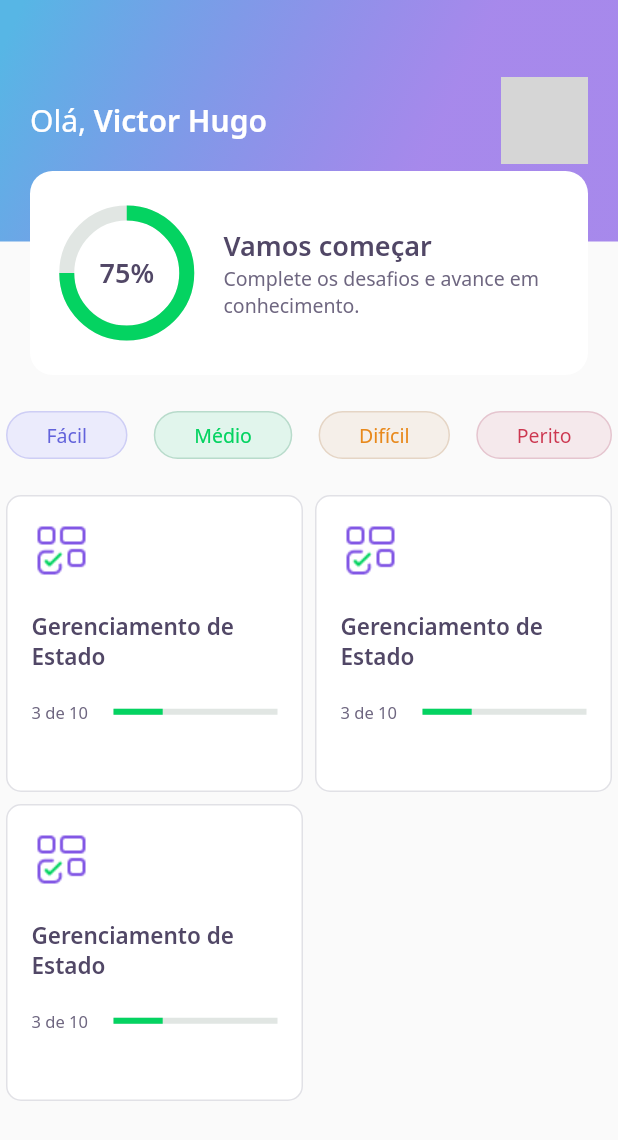
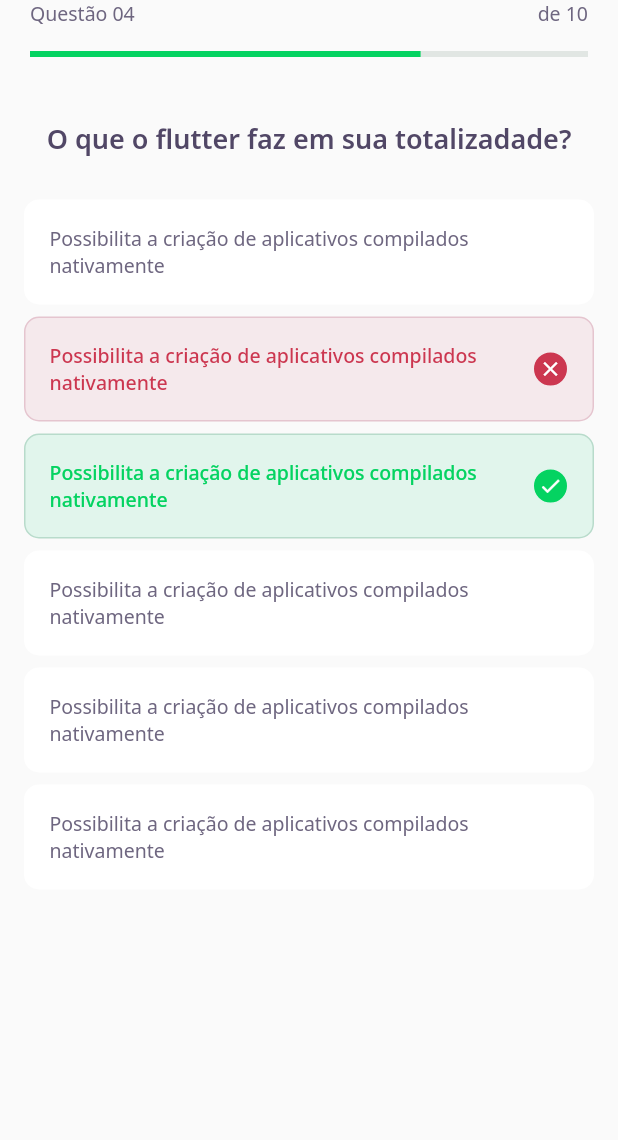
Before and after one commit to victorhugolgr/flutter-quiz-dev, a Flutter app: the screen it shows after launch, on a phone screen of 412 x 824 dp. Shown: the top 1140 px of the screen. Run offline on Flutter 3.47's test engine with Material 2 defaults, Android fonts, the phone set to English and light mode, and no system bars; our stand-ins replace google_fonts; grey boxes are pictures that could not be loaded.

Commit message:
create challenge page

```diff
--- /dev/null
+++ b/lib/challenge/challenge_page.dart
@@ -0,0 +1,27 @@
+import 'package:flutter/material.dart';
+
+import 'widget/question_indicatior/question_indicatior_widget.dart';
+import 'widget/quiz/quiz_widget.dart';
+
+class ChallengePage extends StatefulWidget {
+  ChallengePage({Key? key}) : super(key: key);
+
+  @override
+  _ChallengePageState createState() => _ChallengePageState();
+}
+
+class _ChallengePageState extends State<ChallengePage> {
+  @override
+  Widget build(BuildContext context) {
+    return Scaffold(
+      appBar: PreferredSize(
+        preferredSize: Size.fromHeight(80),
+        child: SafeArea(
+          top: true,
+          child: QuestionIndicatiorWidget(),
+        ),
+      ),
+      body: QuizWidget(title: "O que o flutter faz em sua totalizadade?"),
+    );
+  }
+}
--- /dev/null
+++ b/lib/challenge/widget/awnser/awnser_widget.dart
@@ -0,0 +1,79 @@
+import 'package:flutter/material.dart';
+
+import '../../../core/app_colors.dart';
+import '../../../core/core.dart';
+
+class AwnserWidget extends StatelessWidget {
+  final String title;
+  final bool isRight;
+  final bool isSelected;
+
+  const AwnserWidget({
+    Key? key,
+    required this.title,
+     this.isRight=false,
+     this.isSelected =false,
+  }) : super(key: key);
+
+  Color get _selectedColorRight =>
+      isRight ? AppColors.darkGreen : AppColors.darkRed;
+
+  Color get _selectedBorderRight =>
+      isRight ? AppColors.lightGreen : AppColors.lightRed;
+
+  Color get _selectedColorCardRight =>
+      isRight ? AppColors.lightGreen : AppColors.lightRed;
+
+  Color get _selectedBorderCardRight =>
+      isRight ? AppColors.green : AppColors.red;
+
+  TextStyle get _selectedTextStyleRight =>
+      isRight ? AppTextStyles.bodyDarkGreen : AppTextStyles.bodyDarkRed;
+
+  IconData get _selectedIconRight => isRight ? Icons.check : Icons.close;
+
+  @override
+  Widget build(BuildContext context) {
+    return Padding(
+      padding: const EdgeInsets.symmetric(horizontal: 16, vertical: 4),
+      child: Container(
+        padding: const EdgeInsets.all(16),
+        decoration: BoxDecoration(
+            color: isSelected ? _selectedColorCardRight : AppColors.white,
+            borderRadius: BorderRadius.circular(10),
+            border: Border.fromBorderSide(BorderSide(
+                color:
+                    isSelected ? _selectedBorderCardRight : AppColors.white))),
+        child: Row(
+          mainAxisAlignment: MainAxisAlignment.spaceBetween,
+          children: [
+            Expanded(
+                child: Text(
+              title,
+              style: isSelected ? _selectedTextStyleRight : AppTextStyles.body,
+            )),
+            Container(
+              width: 24,
+              height: 24,
+              decoration: BoxDecoration(
+                color: isSelected ? _selectedColorRight : AppColors.white,
+                borderRadius: BorderRadius.circular(500),
+                border: Border.fromBorderSide(BorderSide(
+                    color: isSelected
+                        ? _selectedBorderRight
+                        : AppColors.white)),
+              ),
+              child: isSelected
+                  ? Icon(
+                      _selectedIconRight,
+                      size: 16,
+                      color: Colors.white,
+                    )
+                  : null,
+            )
+          ],
+        ),
+      ),
+    );
+  }
+}
--- /dev/null
+++ b/lib/challenge/widget/question_indicatior/question_indicatior_widget.dart
@@ -0,0 +1,34 @@
+import 'package:flutter/material.dart';
+
+import '../../../core/core.dart';
+import '../../../shared/widgets/progress_indicator/progress_indicator_widget.dart';
+
+class QuestionIndicatiorWidget extends StatelessWidget {
+  const QuestionIndicatiorWidget({Key? key}) : super(key: key);
+
+  @override
+  Widget build(BuildContext context) {
+    return Container(
+      padding: const EdgeInsets.symmetric(horizontal: 20),
+      child: Column(
+        children: [
+          Row(
+            mainAxisAlignment: MainAxisAlignment.spaceBetween,
+            children: [
+              Text(
+                "Questão 04",
+                style: AppTextStyles.body,
+              ),
+              Text(
+                " de 10",
+                style: AppTextStyles.body,
+              ),
+            ],
+          ),
+          SizedBox(height: 16),
+          ProgressIndicatorWidget(value: 0.7)
+        ],
+      ),
+    );
+  }
+}
--- /dev/null
+++ b/lib/challenge/widget/quiz/quiz_widget.dart
@@ -0,0 +1,30 @@
+import 'package:flutter/material.dart';
+
+import '../../../core/core.dart';
+import '../awnser/awnser_widget.dart';
+
+class QuizWidget extends StatelessWidget {
+  final String title;
+  const QuizWidget({Key? key, required this.title}) : super(key: key);
+
+  @override
+  Widget build(BuildContext context) {
+    return Container(
+      child: Column(
+        children: [
+          Text(
+            title,
+            style: AppTextStyles.heading,
+          ),
+          SizedBox(height: 24),
+          AwnserWidget(title: "Possibilita a criação de aplicativos compilados nativamente" ),
+          AwnserWidget(title: "Possibilita a criação de aplicativos compilados nativamente", isSelected: true, isRight: false, ),
+          AwnserWidget(title: "Possibilita a criação de aplicativos compilados nativamente", isSelected: true, isRight: true ),
+          AwnserWidget(title: "Possibilita a criação de aplicativos compilados nativamente" ),
+          AwnserWidget(title: "Possibilita a criação de aplicativos compilados nativamente" ),
+          AwnserWidget(title: "Possibilita a criação de aplicativos compilados nativamente" ),
+        ],
+      ),
+    );
+  }
+}
--- a/lib/core/app_widget.dart
+++ b/lib/core/app_widget.dart
@@ -1,5 +1,6 @@
 import 'package:flutter/material.dart';
 
+import '../challenge/challenge_page.dart';
 import '../home/home_page.dart';
 import '../splash/splash_page.dart';
 
@@ -8,7 +9,7 @@ class AppWidget extends StatelessWidget {
   Widget build(BuildContext context) {
     return MaterialApp(
       title: "DevQuiz",
-      home: HomePage(),
+      home: ChallengePage(),
     );
   }
 }
--- a/lib/home/widgets/quiz_card/quiz_card_widget.dart
+++ b/lib/home/widgets/quiz_card/quiz_card_widget.dart
@@ -2,6 +2,7 @@ import 'package:flutter/material.dart';
 
 import '../../../core/app_colors.dart';
 import '../../../core/core.dart';
+import '../../../shared/widgets/progress_indicator/progress_indicator_widget.dart';
 
 class QuizCardWidget extends StatelessWidget {
   const QuizCardWidget({Key? key}) : super(key: key);
@@ -41,12 +42,7 @@ class QuizCardWidget extends StatelessWidget {
               ),
               Expanded(
                 flex: 2,
-                child: LinearProgressIndicator(
-                  value: 0.3,
-                  backgroundColor: AppColors.chartSecondary,
-                  valueColor:
-                      AlwaysStoppedAnimation<Color>(AppColors.chartPrimary),
-                ),
+                child: ProgressIndicatorWidget(value: 0.3),
               )
             ],
           )
--- /dev/null
+++ b/lib/shared/widgets/progress_indicator/progress_indicator_widget.dart
@@ -0,0 +1,18 @@
+import 'package:flutter/material.dart';
+
+import '../../../core/app_colors.dart';
+
+class ProgressIndicatorWidget extends StatelessWidget {
+  final double value;
+  const ProgressIndicatorWidget({Key? key, required this.value})
+      : super(key: key);
+
+  @override
+  Widget build(BuildContext context) {
+    return LinearProgressIndicator(
+      value: value,
+      backgroundColor: AppColors.chartSecondary,
+      valueColor: AlwaysStoppedAnimation<Color>(AppColors.chartPrimary),
+    );
+  }
+}
```
